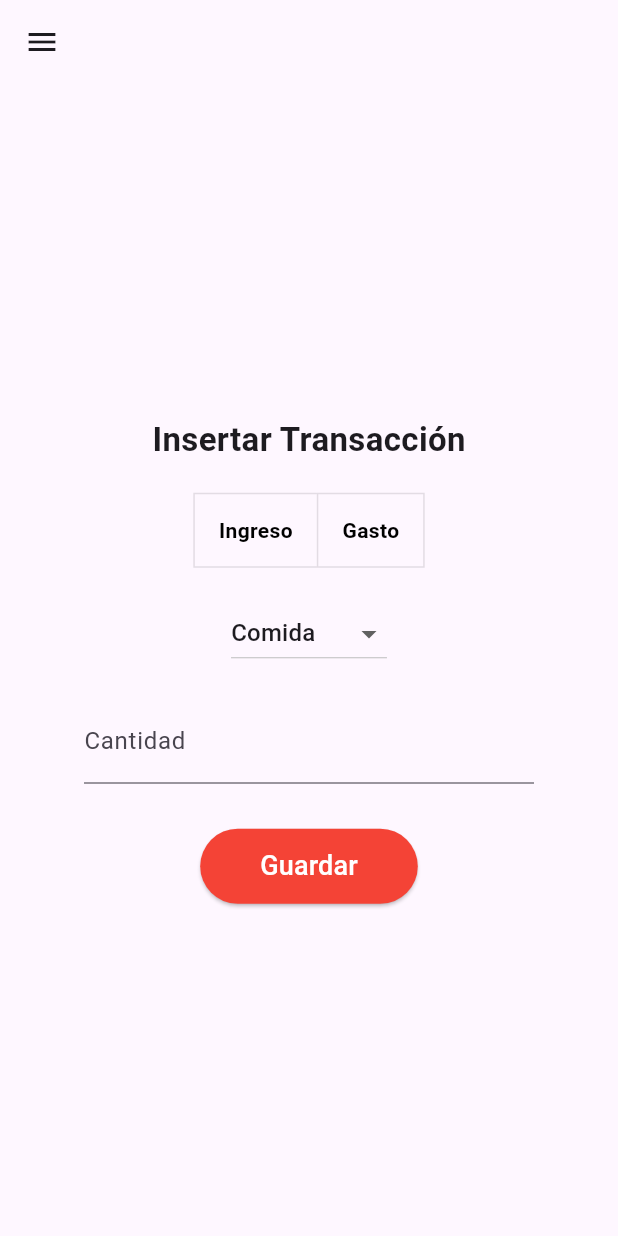
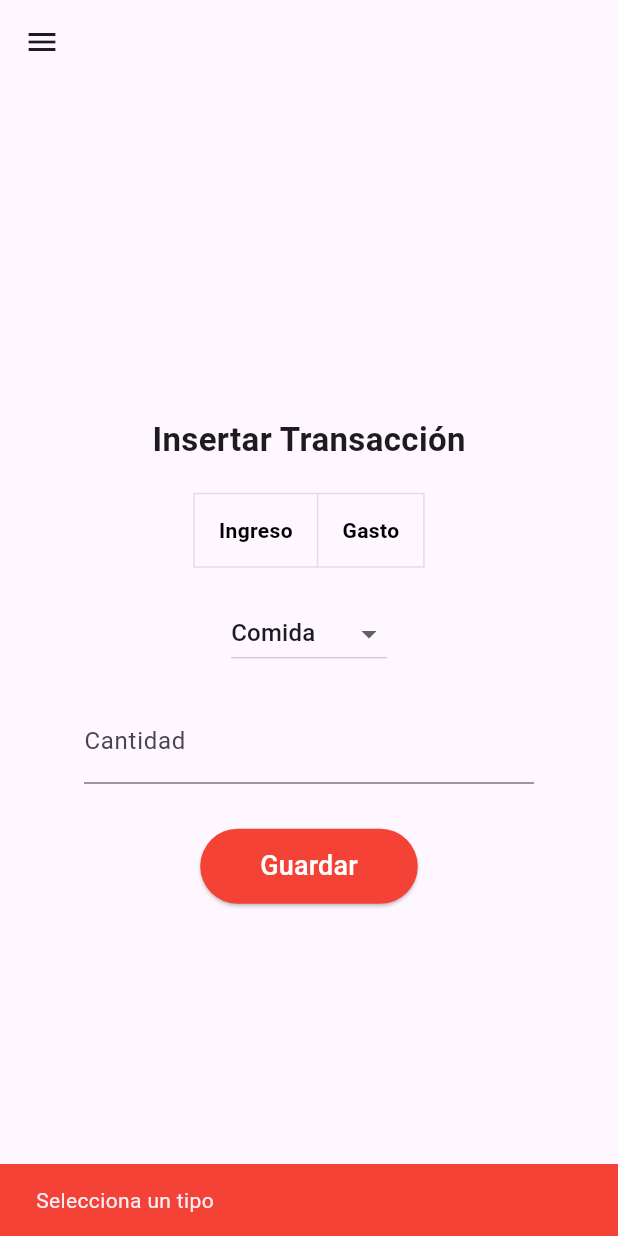
Before and after one commit to MarioGangosoRibera/sqlite_ej3, a Flutter app: the screen it shows after launch, after a tap on "Guardar", on a phone screen of 412 x 824 dp. Run offline on Flutter 3.47's test engine with Material 3 defaults, Android fonts, the phone set to English and light mode, and no system bars; our stand-ins replace shared_preferences, sqflite_common_ffi; accounts and stored records are empty.

Commit message:
Añadidos validaciones, snackbars y icono para borrar transacciones

```diff
--- a/lib/drawer.dart
+++ b/lib/drawer.dart
@@ -1,4 +1,3 @@
-// app_drawer.dart
 import 'package:flutter/material.dart';
 
 class AppDrawer extends StatelessWidget {
--- a/lib/pantalla_insertar.dart
+++ b/lib/pantalla_insertar.dart
@@ -16,6 +16,30 @@ class _InsertarDatoState extends State<InsertarDato> {
 
   final categorias = ['Comida', 'Transporte', 'Ocio', 'Otros'];
 
+  void _mostrarSnackBar(String msg, {bool error = false}) {
+    ScaffoldMessenger.of(context).showSnackBar(
+      SnackBar(
+        content: Text(msg),
+        backgroundColor: error ? Colors.red : Colors.green,
+        duration: const Duration(seconds: 2),
+      ),
+    );
+  }
+
+  bool validar() {
+    if (_selectedIndex == -1) {
+      _mostrarSnackBar('Selecciona un tipo', error: true);
+      return false;
+    }
+
+    final cantidad = double.tryParse(_cantidadController.text);
+    if (cantidad == null || cantidad <= 0) {
+      _mostrarSnackBar('Cantidad invalida', error: true);
+      return false;
+    }
+    return true;
+  }
+
   @override
   Widget build(BuildContext context) {
     final provider = Provider.of<TransaccionesProvider>(context, listen: false);
@@ -29,18 +53,12 @@ class _InsertarDatoState extends State<InsertarDato> {
           children: [
             Text(
               'Insertar Transacción',
-              style: TextStyle(
-                fontSize: 22,
-                fontWeight: FontWeight.bold
-              ),
+              style: TextStyle(fontSize: 22, fontWeight: FontWeight.bold),
             ),
 
             SizedBox(height: 20),
             ToggleButtons(
-              isSelected: [
-                _selectedIndex == 0,
-                _selectedIndex == 1,
-              ],
+              isSelected: [_selectedIndex == 0, _selectedIndex == 1],
               onPressed: (index) {
                 setState(() {
                   _selectedIndex = index;
@@ -52,11 +70,17 @@ class _InsertarDatoState extends State<InsertarDato> {
               children: [
                 Padding(
                   padding: EdgeInsets.symmetric(horizontal: 16),
-                  child: Text('Ingreso', style: TextStyle(fontWeight: FontWeight.bold)),
+                  child: Text(
+                    'Ingreso',
+                    style: TextStyle(fontWeight: FontWeight.bold),
+                  ),
                 ),
                 Padding(
                   padding: EdgeInsets.symmetric(horizontal: 16),
-                  child: Text('Gasto', style: TextStyle(fontWeight: FontWeight.bold)),
+                  child: Text(
+                    'Gasto',
+                    style: TextStyle(fontWeight: FontWeight.bold),
+                  ),
                 ),
               ],
             ),
@@ -65,9 +89,7 @@ class _InsertarDatoState extends State<InsertarDato> {
             DropdownButton<String>(
               value: _categoria,
               items: categorias.map((opcion) {
-                return DropdownMenuItem(
-                  value: opcion,
-                  child: Text(opcion));
+                return DropdownMenuItem(value: opcion, child: Text(opcion));
               }).toList(),
               onChanged: (value) => setState(() => _categoria = value!),
             ),
@@ -77,7 +99,7 @@ class _InsertarDatoState extends State<InsertarDato> {
               controller: _cantidadController,
               decoration: const InputDecoration(
                 labelText: 'Cantidad',
-                suffixText: '€'
+                suffixText: '€',
               ),
               keyboardType: TextInputType.number,
             ),
@@ -85,18 +107,29 @@ class _InsertarDatoState extends State<InsertarDato> {
             SizedBox(height: 30),
             ElevatedButton(
               style: ElevatedButton.styleFrom(
-                backgroundColor: _selectedIndex == 0 ? Colors.green : Colors.red ,
+                backgroundColor: _selectedIndex == 0
+                    ? Colors.green
+                    : Colors.red,
                 foregroundColor: Colors.white,
-                padding: const EdgeInsets.symmetric(horizontal: 40, vertical: 12),
+                padding: const EdgeInsets.symmetric(
+                  horizontal: 40,
+                  vertical: 12,
+                ),
               ),
               onPressed: () {
-                if (_selectedIndex == -1 || _cantidadController.text.isEmpty) return;
-                final tipo = _selectedIndex == 0 ? 'Gasto' : 'Ingreso';
+                if (!validar()) return;
+
+                final tipo = _selectedIndex == 0 ? 'Ingreso' : 'Gasto';
+                final cantidad = double.parse(_cantidadController.text);
+
                 provider.insertarTransaccion(
                   tipo,
                   _categoria,
-                  double.parse(_cantidadController.text),
+                  cantidad,
                 );
+
+                _mostrarSnackBar('Transacción guardada');
+
                 _cantidadController.clear();
                 setState(() => _selectedIndex = -1);
               },
--- a/lib/transacciones_provider.dart
+++ b/lib/transacciones_provider.dart
@@ -19,7 +19,8 @@ class TransaccionesProvider extends ChangeNotifier {
         id INTEGER PRIMARY KEY AUTOINCREMENT,
         tipo TEXT NOT NULL,
         categoria TEXT NOT NULL,
-        cantidad REAL NOT NULL
+        cantidad REAL NOT NULL,
+        fecha TEXT NOT NULL
       )
     ''');
 
@@ -31,12 +32,23 @@ class TransaccionesProvider extends ChangeNotifier {
     notifyListeners();
   }
 
-  Future<void> insertarTransaccion(String tipo, String categoria, double cantidad) async {
+  Future<void> insertarTransaccion(
+    String tipo,
+    String categoria,
+    double cantidad,
+  ) async {
     await _db.insert('transacciones', {
       'tipo': tipo,
       'categoria': categoria,
       'cantidad': cantidad,
+      'fecha': DateTime.now().toIso8601String(),
     });
+
+    await cargarTransacciones();
+  }
+
+  Future<void> eliminarTransaccion(int id) async {
+    await _db.delete('transacciones', where: 'id = ?', whereArgs: [id]);
     await cargarTransacciones();
   }
 }
--- a/pubspec.yaml
+++ b/pubspec.yaml
@@ -9,6 +9,7 @@ environment:
 dependencies:
   flutter:
     sdk: flutter
+  intl: ^0.20.2
   path: ^1.9.1
   provider: ^6.1.5+1
   shared_preferences: ^2.5.4
```
Also changed, not shown: lib/pantalla_transacciones.dart (+21 -5 lines), pubspec.lock.
